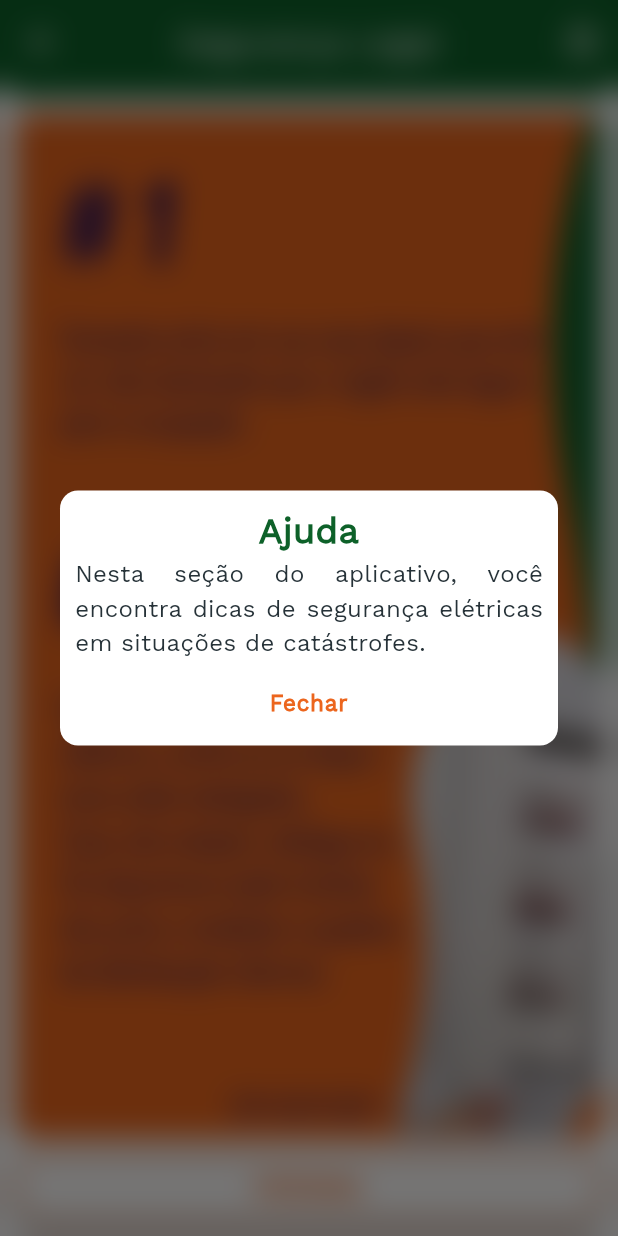
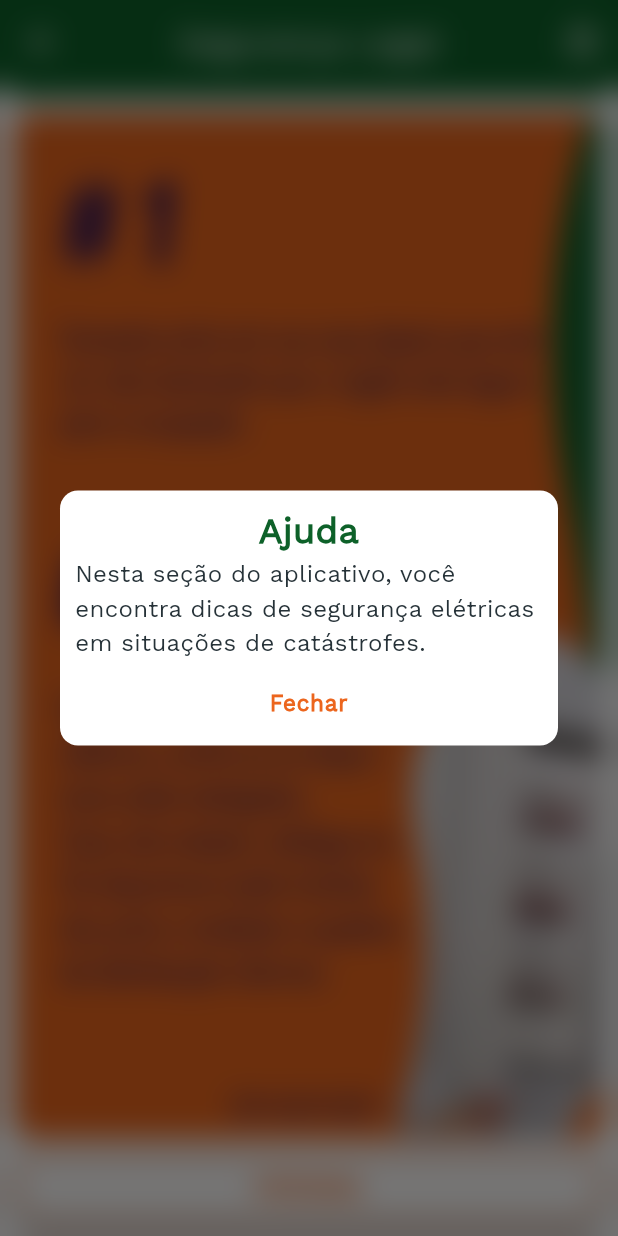
Before and after one commit to diegorkalschne/energia_amiga_unijui, a Flutter app: the SegurancaLegalView screen opened by its route, after a tap on the "help outline" icon, on a phone screen of 412 x 824 dp. Run offline on Flutter 3.47's test engine with Material 3 defaults, Android fonts, the phone set to English and light mode, and no system bars; drawn by our look-alikes of auto_size_text; our stand-ins replace flutter_mobx, flutter_svg, get_it, loading_animation_widget, mobx, shared_preferences and 1 more; missing offline and left inert: syncfusion_flutter_pdfviewer; accounts and stored records are empty; generated files the repository leaves out were written again; network calls fail.

Commit message:
fix: corrigido bugs

```diff
--- a/lib/views/descobrindo-eletricidade/descobrindo_eletricidade_view.dart
+++ b/lib/views/descobrindo-eletricidade/descobrindo_eletricidade_view.dart
@@ -39,6 +39,7 @@ class _DescobrindoEletricidadeViewState extends State<DescobrindoEletricidadeVie
                 const CsHeaderText(title: 'Ajuda'),
                 const CsContentText(
                   text: 'Nesta seção do aplicativo, você encontra livros que abordam o assunto da eletricidade, contendo dicas e curiosidades sobre a mesma.',
+                  textAlign: TextAlign.left,
                 ),
                 const SizedBox(height: 10),
                 CsTextButton(
--- a/lib/views/diagnostico/diagnostico_view.dart
+++ b/lib/views/diagnostico/diagnostico_view.dart
@@ -71,6 +71,7 @@ class _DiagnosticoViewState extends State<DiagnosticoView> {
                 const CsHeaderText(title: 'Ajuda'),
                 const CsContentText(
                   text: 'A ferramenta de análise de instalações elétricas ajudará você a analisar as suas instalações elétricas e dar orientações de como prosseguir em casos de alerta.',
+                  textAlign: TextAlign.left,
                 ),
                 const SizedBox(height: 10),
                 CsTextButton(
--- a/lib/views/dicas/dicas-expanded/dicas_expanded_view.dart
+++ b/lib/views/dicas/dicas-expanded/dicas_expanded_view.dart
@@ -113,6 +113,7 @@ class _DicasExpandedViewState extends State<DicasExpandedView> with AutomaticKee
                           );
                         },
                       ),
+                      const SizedBox(height: 10),
                     ],
                   ),
                 ],
--- a/lib/views/dicas/dicas-modulos/dicas_modulos_view.dart
+++ b/lib/views/dicas/dicas-modulos/dicas_modulos_view.dart
@@ -44,6 +44,7 @@ class _DicasModulosViewState extends State<DicasModulosView> {
                 const CsHeaderText(title: 'Ajuda'),
                 const CsContentText(
                   text: 'Nesta seção do aplicativo, você encontra dicas de eficiência energética e de como evitar acidentes elétricos.',
+                  textAlign: TextAlign.left,
                 ),
                 const SizedBox(height: 10),
                 CsTextButton(
--- a/lib/views/seguranca-legal/seguranca_legal_view.dart
+++ b/lib/views/seguranca-legal/seguranca_legal_view.dart
@@ -36,6 +36,7 @@ class _SegurancaLegalViewState extends State<SegurancaLegalView> {
                 const CsHeaderText(title: 'Ajuda'),
                 const CsContentText(
                   text: 'Nesta seção do aplicativo, você encontra dicas de segurança elétricas em situações de catástrofes.',
+                  textAlign: TextAlign.left,
                 ),
                 const SizedBox(height: 10),
                 CsTextButton(
@@ -91,8 +92,10 @@ class _SegurancaLegalViewState extends State<SegurancaLegalView> {
                 const SizedBox(height: 10),
                 Observer(
                   builder: (_) {
-                    return CsElevatedButton.secondary(
-                      label: stateView.currentIndex == 5 ? 'Voltar' : 'Próxima',
+                    return Visibility(
+                      visible: stateView.currentIndex < 5,
+                      child: CsElevatedButton.secondary(
+                        label: 'Próxima',
                         onPressed: () {
                           int page = stateView.currentIndex == 5 ? 4 : stateView.currentIndex + 1;
 
@@ -102,13 +105,14 @@ class _SegurancaLegalViewState extends State<SegurancaLegalView> {
                             curve: Curves.linearToEaseOut,
                           );
                         },
+                      ),
                     );
                   },
                 ),
                 Observer(
                   builder: (_) {
                     return Visibility(
-                      visible: stateView.currentIndex > 0 && stateView.currentIndex < 5,
+                      visible: stateView.currentIndex > 0,
                       child: Padding(
                         padding: const EdgeInsets.only(top: 10),
                         child: CsTextButton(
--- a/lib/views/sobre-projeto/sobre_projeto_view.dart
+++ b/lib/views/sobre-projeto/sobre_projeto_view.dart
@@ -30,6 +30,7 @@ class _SobreProjetoViewState extends State<SobreProjetoView> {
                 const CsHeaderText(title: 'Ajuda'),
                 const CsContentText(
                   text: 'Nesta seção do aplicativo, você conhece um pouco mais da história do projeto da Energia Amiga.',
+                  textAlign: TextAlign.left,
                 ),
                 const SizedBox(height: 10),
                 CsTextButton(
--- a/lib/views/sobre/sobre_view.dart
+++ b/lib/views/sobre/sobre_view.dart
@@ -34,6 +34,7 @@ class _SobreViewState extends State<SobreView> {
                       '- Guilherme Izidro Leal;\n'
                       '- Matheus Rafalski;\n'
                       '- Rafaela Mombach Londero.\n',
+                  textAlign: TextAlign.left,
                 ),
                 const SizedBox(height: 10),
                 CsTextButton(
```
Lines whose indentation alone changed are shown as unchanged.
